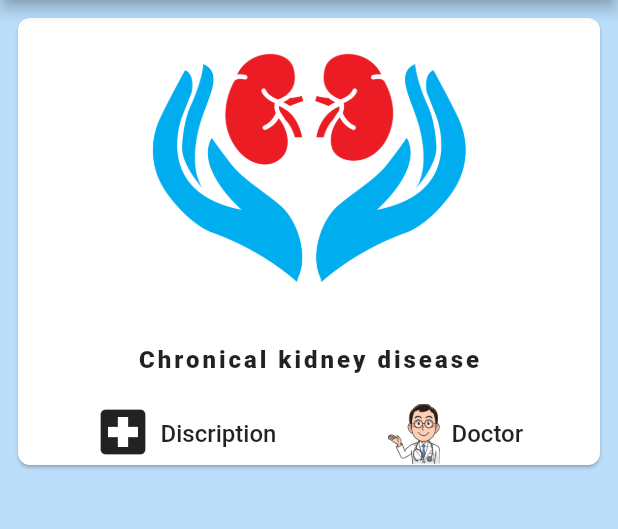
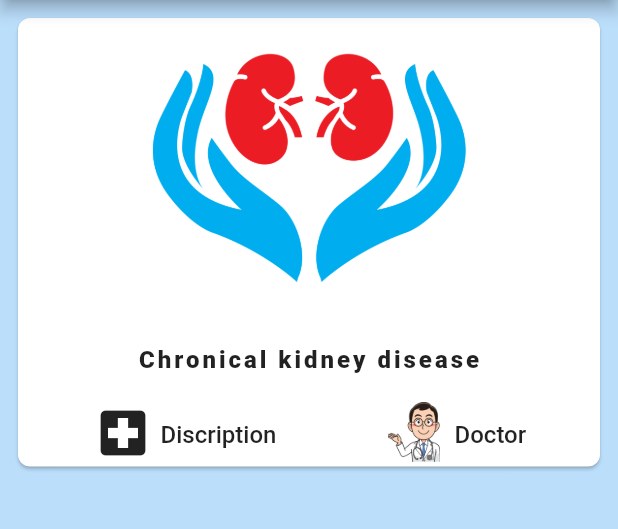
Before and after one commit to KushanChamindu/health-care-support-system, a Flutter app: the screen it shows after launch, after a tap on "Chronical kidney disease", on a phone screen of 412 x 824 dp, the part 84-613 px from its top. Run offline on Flutter 3.47's test engine with Material 2 defaults, Android fonts, the phone set to English and light mode, and no system bars.

Commit message:
Loading widget completed

```diff
--- a/lib/CKD_Card/CKD_Card.dart
+++ b/lib/CKD_Card/CKD_Card.dart
@@ -90,7 +90,7 @@ class _CKD_CardsState extends State<CKD_Cards> {
                           child: Row(
                             children: <Widget>[
                               Padding(
-                                padding: const EdgeInsets.fromLTRB(50, 0, 5, 0),
+                                padding: const EdgeInsets.fromLTRB(50, 0, 7, 3),
                                 child: Image.asset(
                                   'assets/docIcon.png',
                                   height: 40,
--- /dev/null
+++ b/lib/Pages/CKD_pages/CKD_discription.dart
@@ -0,0 +1,13 @@
+import 'package:flutter/material.dart';
+
+class CKD_discription extends StatefulWidget {
+  @override
+  _CKD_discriptionState createState() => _CKD_discriptionState();
+}
+
+class _CKD_discriptionState extends State<CKD_discription> {
+  @override
+  Widget build(BuildContext context) {
+    return Container();
+  }
+}
--- /dev/null
+++ b/lib/Pages/CKD_pages/CKD_message.dart
@@ -0,0 +1,13 @@
+import 'package:flutter/material.dart';
+
+class CKD_message extends StatefulWidget {
+  @override
+  _CKD_messageState createState() => _CKD_messageState();
+}
+
+class _CKD_messageState extends State<CKD_message> {
+  @override
+  Widget build(BuildContext context) {
+    return Container();
+  }
+}
--- /dev/null
+++ b/lib/Pages/Home.dart
@@ -0,0 +1,36 @@
+import 'dart:ui';
+
+import 'package:flutter/cupertino.dart';
+import 'package:flutter/material.dart';
+import 'package:healthcaresupportsystem/CKD_Card/CKD_Card.dart';
+
+
+class Home extends StatelessWidget {
+  @override
+  Widget build(BuildContext context) {
+    return Scaffold(
+        backgroundColor: Colors.blue[100],
+        appBar: AppBar(
+          title: Text('Home'),
+          centerTitle: true,
+          backgroundColor: Colors.blueAccent,
+          leading: Padding(
+            padding: EdgeInsets.all(8.0),
+            child: CircleAvatar(
+              backgroundImage: AssetImage('assets/Doctor.png'),
+              radius: 30,
+              backgroundColor: Colors.blueAccent,
+            ),
+          ),
+        ),
+        body: ListView(
+            children: <Widget>[
+              Container(
+                  margin:EdgeInsets.all(8.0),
+                  child:CKD_Cards()
+              ),
+            ]
+        )
+    );
+  }
+}
--- /dev/null
+++ b/lib/Pages/Loading.dart
@@ -0,0 +1,167 @@
+import 'package:flutter/material.dart';
+import 'dart:math';
+
+class Loading extends StatefulWidget {
+  @override
+  _LoadingState createState() => _LoadingState();
+}
+
+class _LoadingState extends State<Loading> with SingleTickerProviderStateMixin{
+
+  AnimationController controller;
+  Animation<double> animation_rotation;
+  Animation<double> animation_radius_in;
+  Animation<double> animation_radius_out;
+
+  final double initmultipy=120;
+  double multipy=0.0;
+
+  @override
+  void initState(){
+    super.initState();
+
+    controller=AnimationController( vsync: this, duration: Duration(seconds: 3));
+    animation_rotation=Tween<double>(
+      begin: 0.0,
+      end: 1.0
+    ).animate(CurvedAnimation(parent: controller, curve: Interval(0.0,1.0,curve: Curves.linear)));
+
+    animation_radius_in=Tween<double>(
+      begin: 1.0,
+      end: 0.5,
+    ).animate(CurvedAnimation(
+        parent: controller,curve: Interval(0.75, 1.0,curve: Curves.elasticIn)));
+    animation_radius_out=Tween<double>(
+      begin: 0.5,
+      end: 1.0,
+    ).animate(CurvedAnimation(
+        parent: controller,curve: Interval(0.0, 0.25,curve: Curves.elasticOut)));
+
+    controller.addListener((){
+      setState(() {
+        if(controller.value>=0.75 && controller.value<=1.0){
+          multipy=animation_radius_in.value*initmultipy;
+        }else if (controller.value>=0.0 && controller.value<=0.25){
+          multipy=animation_radius_out.value*initmultipy;
+        }
+      });
+    });
+    controller.repeat();
+    route_to_home();
+  }
+  Future<void> route_to_home() async{
+    await Future.delayed(const Duration(seconds: 5));
+    Navigator.pushReplacementNamed(context, '/home');
+  }
+  Widget build(BuildContext context) {
+    return Container(
+      color: Colors.white,
+      width: 100,
+      height: 100,
+      child: Center(
+        child: Stack(
+          children: <Widget>[
+            Center(
+              child: Container(
+                width: 120,
+                height: 120,
+                decoration: BoxDecoration(
+                color: Colors.white,
+                  shape: BoxShape.circle,
+                  image:DecorationImage(
+                        image: AssetImage('assets/Doctor.png')
+                            ),
+                      ),
+                ),
+            ),
+            RotationTransition(
+              turns: animation_rotation,
+              child: Stack(
+                children: <Widget>[
+                  Transform.translate(
+                    offset: Offset(multipy*cos(pi/4), multipy*sin(pi/4)),
+                    child: Dot(
+                      radius: 12,
+                      color: Colors.redAccent,
+                    ),
+                  ),
+
+            Transform.translate(
+              offset: Offset(multipy*cos(2*pi/4), multipy*sin(2*pi/4)),
+              child: Dot(
+                radius: 12,
+                color: Colors.black,
+              ),
+            ),
+            Transform.translate(
+              offset: Offset(multipy*cos(3*pi/4), multipy*sin(3*pi/4)),
+              child: Dot(
+                radius: 12,
+                color: Colors.amber,
+              ),
+            ),
+            Transform.translate(
+              offset: Offset(multipy*cos(4*pi/4), multipy*sin(4*pi/4)),
+              child: Dot(
+                radius: 12,
+                color: Colors.green,
+              ),
+            ),
+            Transform.translate(
+              offset: Offset(multipy*cos(5*pi/4), multipy*sin(5*pi/4)),
+              child: Dot(
+                radius: 12,
+                color: Colors.orange,
+              ),
+            ),
+            Transform.translate(
+              offset: Offset(multipy*cos(6*pi/4), multipy*sin(6*pi/4)),
+              child: Dot(
+                radius: 12,
+                color: Colors.purpleAccent,
+              ),
+            ),
+            Transform.translate(
+              offset: Offset(multipy*cos(7*pi/4), multipy*sin(7*pi/4)),
+              child: Dot(
+                radius: 12,
+                color: Colors.blue,
+              ),
+            ),
+            Transform.translate(
+              offset: Offset(multipy*cos(8*pi/4), multipy*sin(8*pi/4)),
+              child: Dot(
+                radius: 12,
+                color: Colors.brown,
+              ),
+            ),
+                ],
+              ),
+            ),
+          ],
+    ),
+
+        ),
+    );
+  }
+}
+
+class Dot extends StatelessWidget {
+  final double radius;
+  final Color color;
+
+  Dot({this.radius, this.color});
+  @override
+  Widget build(BuildContext context) {
+    return Center(
+      child: Container(
+        width: this.radius,
+        height: this.radius,
+        decoration: BoxDecoration(
+          color: this.color,
+          shape: BoxShape.circle,
+        ),
+      ),
+    );
+  }
+}
--- a/lib/main.dart
+++ b/lib/main.dart
@@ -2,38 +2,16 @@ import 'dart:ui';
 
 import 'package:flutter/cupertino.dart';
 import 'package:flutter/material.dart';
-import 'CKD_Card/CKD_Card.dart';
+import 'package:healthcaresupportsystem/Pages/Home.dart';
+import 'Pages/Loading.dart';
+import 'Pages/CKD_pages/CKD_message.dart';
+import 'Pages/CKD_pages/CKD_discription.dart';
 
 void main() => runApp(MaterialApp(
-  home: Home(),
+  routes: {
+    '/':(context) =>Loading(),
+    '/home': (context) => Home(),
+    '/CKD_message' :(context)=> CKD_message(),
+    '/CKD_discription':(context) =>CKD_discription()
+  },
 ));
-
-class Home extends StatelessWidget {
-  @override
-  Widget build(BuildContext context) {
-    return Scaffold(
-      backgroundColor: Colors.blue[100],
-      appBar: AppBar(
-        title: Text('Home'),
-        centerTitle: true,
-        backgroundColor: Colors.blueAccent,
-        leading: Padding(
-          padding: EdgeInsets.all(8.0),
-          child: CircleAvatar(
-            backgroundImage: AssetImage('assets/Doctor.png'),
-            radius: 30,
-            backgroundColor: Colors.blueAccent,
-          ),
-        ),
-      ),
-      body: ListView(
-          children: <Widget>[
-      Container(
-      margin:EdgeInsets.all(8.0),
-      child:CKD_Cards()
-    ),
-  ]
-    )
-    );
-  }
-}
```
